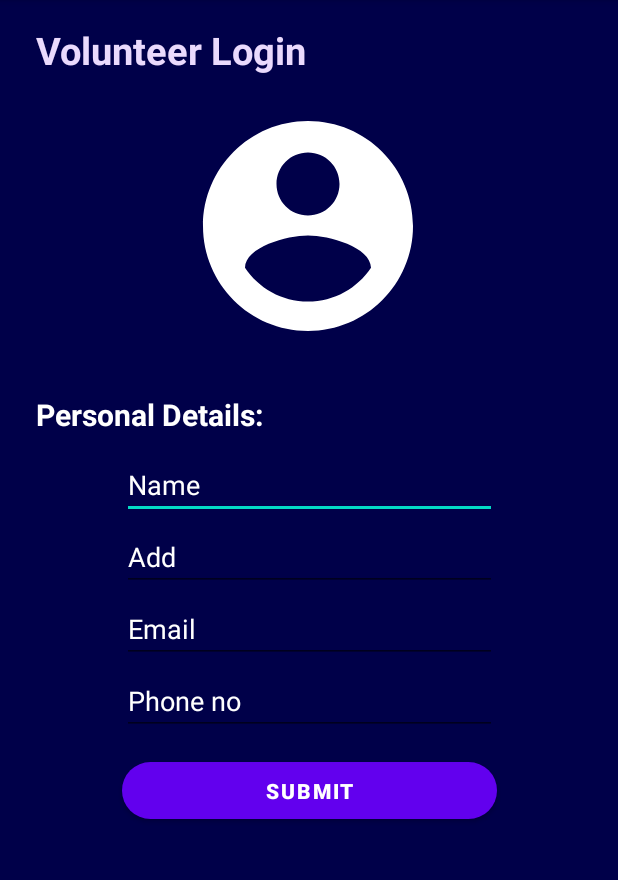
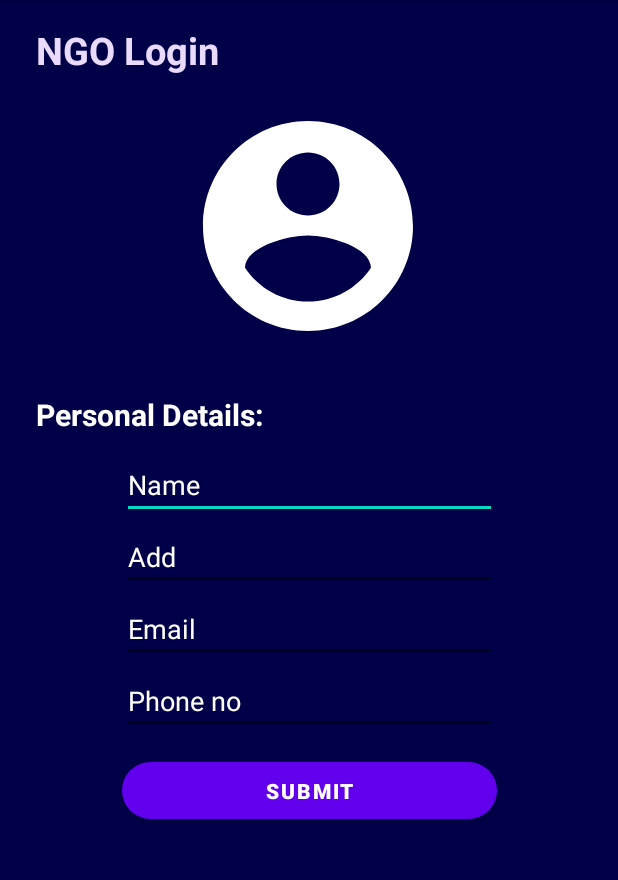
Before and after one commit to Parth-Pitrubhakta/HackSVIT, an Android app: the ngoLoginPage screen opened directly, with no data from a screen before it, on a phone screen of 412 x 824 dp, the part 84-964 px from its top. Run offline under Robolectric (Android 15) with nearby library versions, the phone set to English and light mode, and no system bars; our stand-ins replace Firebase (no records; nobody signed in at launch, a user with empty details on screens opened directly).

Commit message:
Implemented Changes In ngoLoginPage.kt

```diff
--- a/app/src/main/java/com/example/hacksvit/signInActivity.kt
+++ b/app/src/main/java/com/example/hacksvit/signInActivity.kt
@@ -75,7 +75,7 @@ class signInActivity : AppCompatActivity() {
                         //startActivity(Intent(this,SignupActivity::class.java))
                     }
                     else {
-                        val intent = Intent(this, signInActivity::class.java)
+                        val intent = Intent(this, MainActivity::class.java)
                         intent.flags = Intent.FLAG_ACTIVITY_CLEAR_TASK or (Intent.FLAG_ACTIVITY_NEW_TASK)
                         startActivity(intent)
                         Log.w(TAG, "Redirewcted to signinpage", task.exception)
--- a/app/src/main/res/layout/activity_ngo_login_page.xml
+++ b/app/src/main/res/layout/activity_ngo_login_page.xml
@@ -13,7 +13,7 @@
         android:layout_height="wrap_content"
         android:layout_marginStart="24dp"
         android:layout_marginTop="16dp"
-        android:text="Volunteer Login"
+        android:text="NGO Login"
         android:textColor="#EADAFD"
         android:textSize="25sp"
         android:textStyle="bold"
```
Also changed, not shown: app/src/main/java/com/example/hacksvit/ngoLoginPage.kt (+18 -1 lines), 1 other file.
